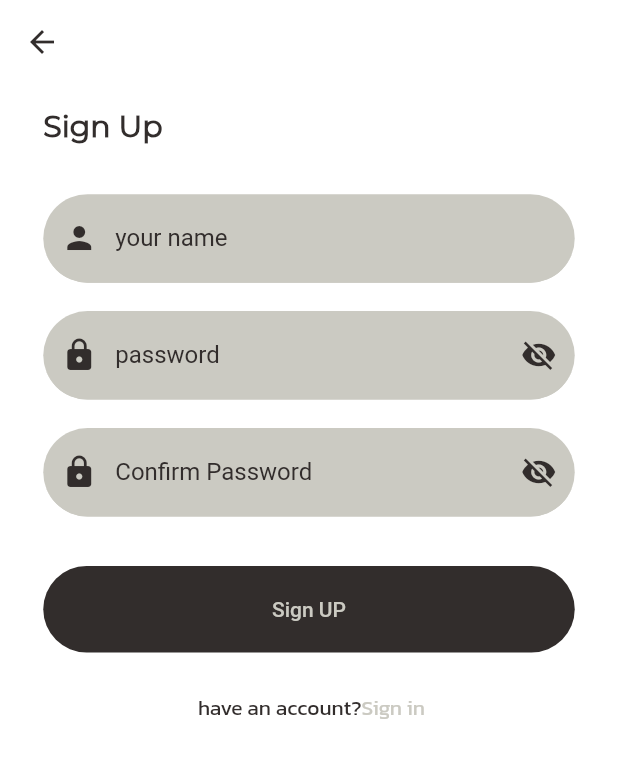
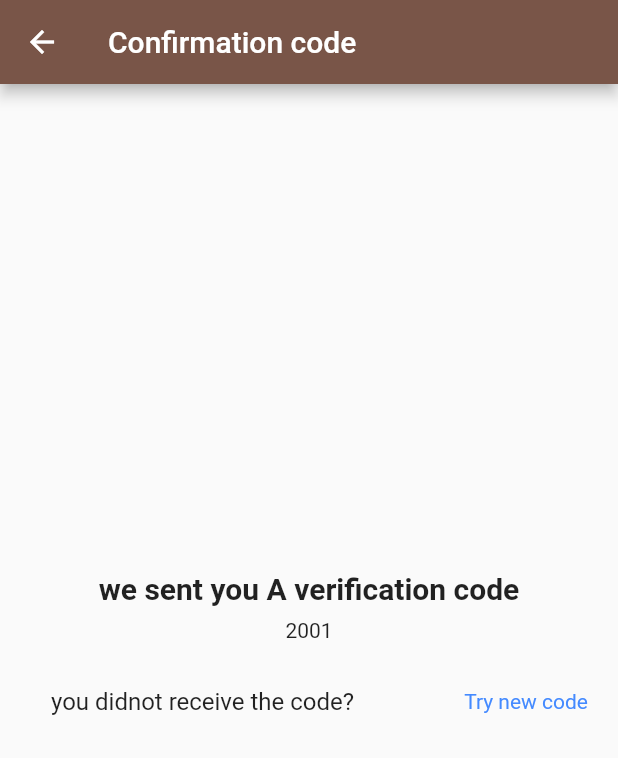
Before and after one commit to Yasmeen700/E-commerce-App, a Flutter app: the RegisterPage screen opened directly, after a tap on "Sign UP", on a phone screen of 412 x 824 dp. Shown: the top 758 px of the screen. Run offline on Flutter 3.47's test engine with Material 2 defaults, Android fonts, the phone set to English and light mode, and no system bars; our stand-ins replace carousel_pro, flutter_screenutil, pinput.

Commit message:
add pincode screen

```diff
--- /dev/null
+++ b/lib/pinCodePage/pinCodePage.dart
@@ -0,0 +1,116 @@
+
+import 'dart:math';
+
+import'package:flutter/material.dart';
+import 'package:pinput/pin_put/pin_put.dart';
+
+void main(){
+  runApp(
+      MaterialApp(
+        debugShowCheckedModeBanner: false,
+        home: pinCodePage(),
+
+      )
+  );
+}
+class pinCodePage extends StatefulWidget {
+  @override
+  _pinCodePageState createState() => _pinCodePageState();
+}
+
+class _pinCodePageState extends State<pinCodePage> {
+  @override
+  Widget build(BuildContext context) {
+    return Scaffold(
+      appBar: new AppBar(
+        backgroundColor: Colors.brown,
+        leading: Icon(Icons.arrow_back_outlined),
+        title: Text('Confirmation code'
+
+        ),
+      )
+      ,
+      body: Container(
+
+        child:Column(
+          mainAxisAlignment: MainAxisAlignment.center,
+          children: [
+            Text('we sent you A verification code',style: TextStyle(fontWeight: FontWeight.bold,fontSize:20 ),),
+            Padding(
+              padding: const EdgeInsets.all(8.0),
+              child: Row(
+                  mainAxisAlignment: MainAxisAlignment.center,
+                  children:[
+                    Text(new Random().nextInt(7).toString(),),
+                    Text(new Random().nextInt(2).toString(),),
+                    Text(new Random().nextInt(4).toString(),),
+                    Text(new Random().nextInt(3).toString(),),
+                  ]),
+            ),
+
+            ListTile(
+
+              title:Padding(
+                padding: const EdgeInsets.all(18.0),
+                child: Text('you didnot receive the code?',),
+              ),
+              trailing: Padding(
+                padding: const EdgeInsets.symmetric(vertical: 8,horizontal: 4),
+                child: GestureDetector(
+                  child: Text('Try new code'.toString(),style: TextStyle(color: Colors.blueAccent),),
+
+                ),
+              ),
+            ),
+
+          ],
+        )
+        ,
+      ),
+
+
+
+    );
+  }
+}
+
+
+
+class PinPutTest extends StatelessWidget {
+  @override
+  Widget build(BuildContext context) {
+    return MaterialApp(
+        theme: ThemeData(
+          primaryColor: Colors.green,
+          hintColor: Colors.green,
+        ),
+        home: Scaffold(
+            body: Builder(
+              builder: (context) => Padding(
+                padding: const EdgeInsets.all(40.0),
+                child: Center(
+                  child: PinPut(
+                    fieldsCount: 4,
+                    onSubmit: (String pin) => _showSnackBar(pin, context),
+                  ),
+                ),
+              ),
+            )));
+  }
+
+  void _showSnackBar(String pin, BuildContext context) {
+    final snackBar = SnackBar(
+      duration: Duration(seconds: 5),
+      content: Container(
+          height: 80.0,
+          child: Center(
+            child: Text(
+              'Pin Submitted. Value: $pin',
+              style: TextStyle(fontSize: 25.0),
+            ),
+          )),
+      backgroundColor: Colors.greenAccent,
+    );
+    Scaffold.of(context).showSnackBar(snackBar);
+  }
+}
--- a/lib/user_management/ui/registure/register_page.dart
+++ b/lib/user_management/ui/registure/register_page.dart
@@ -5,6 +5,7 @@ import 'package:ecommerce_mobile_app/user_management/ui/registure/register_user_
 import 'package:ecommerce_mobile_app/user_management/ui/registure/registrePassword.dart';
 import 'package:ecommerce_mobile_app/util/screen_util.dart';
 import 'package:flutter/material.dart';
+import'package:ecommerce_mobile_app/pinCodePage/pinCodePage.dart';
 
 
 class RegisterPage extends StatefulWidget {
@@ -121,6 +122,7 @@ class _RegisterPageState extends State<RegisterPage> {
               child: Text('Sign UP',style: TextStyle(color: GlobalColors.whiteColor),),
 
               onPressed: () {
+                Navigator.of(context).push(MaterialPageRoute(builder: (ctx)=> pinCodePage()));
                 print('object');
               },
             ),
--- a/pubspec.yaml
+++ b/pubspec.yaml
@@ -25,6 +25,7 @@ dependencies:
   carousel_slider: ^3.0.0
   flutter_screenutil:
   animated_text_kit: ^3.1.2
+  pinput:
   flutter:
     sdk: flutter
 
```
Also changed, not shown: pubspec.lock.
